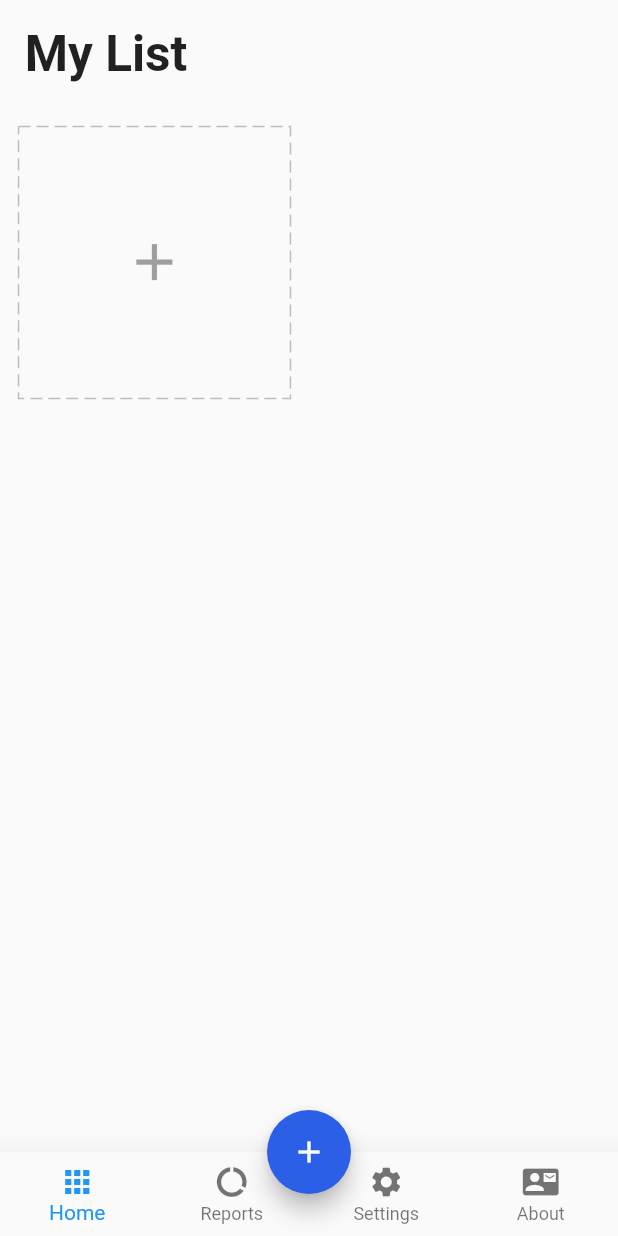
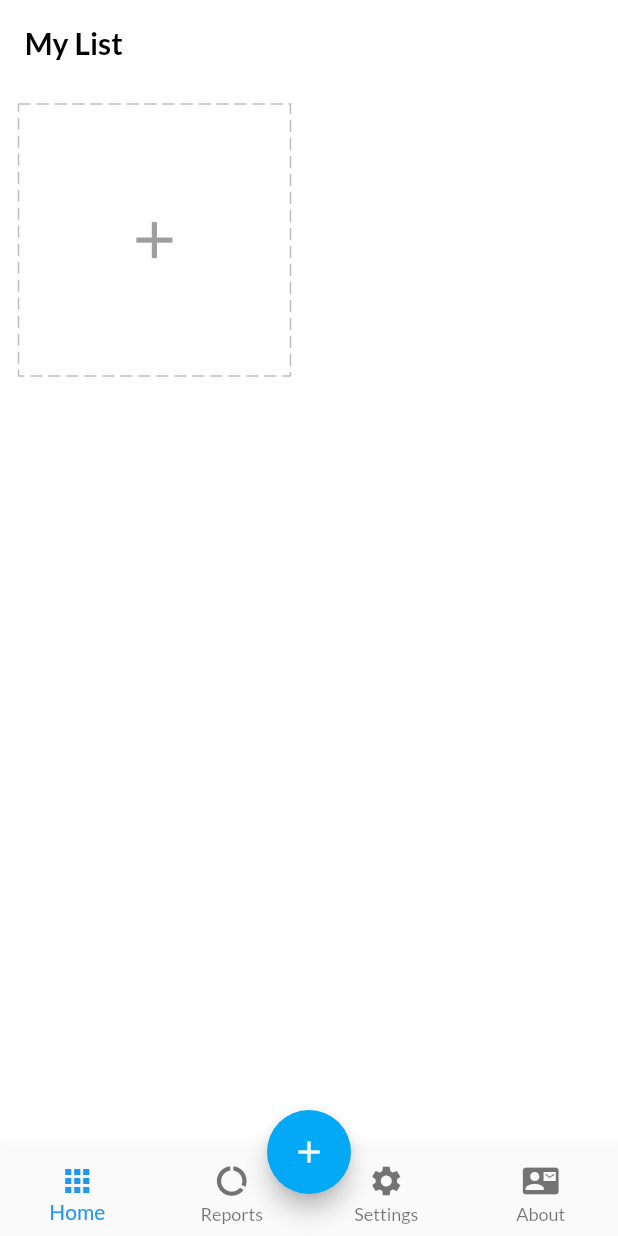
Before and after one commit to avrpic8/Flutter-ToDo, a Flutter app: the screen it shows after launch, on a phone screen of 412 x 824 dp. Run offline on Flutter 3.47's test engine with Material 2 defaults, Android fonts, the phone set to English and light mode, and no system bars; drawn by our look-alikes of dotted_border; our stand-ins replace equatable, flutter_easyloading, get, get_storage, google_fonts, step_progress_indicator.

Commit message:
translate app complete

```diff
--- a/lib/app/core/util/messages.dart
+++ b/lib/app/core/util/messages.dart
@@ -56,6 +56,7 @@ class Messages extends Translations {
           'new_task': 'New Task',
           'add_to': 'Add to',
           'press_back_again_to_exit': 'Press back again to exit',
+          'type_your_todo': 'Type your todo'
         },
         'fa': {
           'my_list': 'لیست من',
@@ -110,6 +111,7 @@ class Messages extends Translations {
           'new_task': 'برنامه جدید',
           'add_to': 'به کدام دسته اضافه شود',
           'press_back_again_to_exit': 'کلید بازگشت را یک باره دیگر فشار دهید',
+          'type_your_todo': 'برنامه خود را بنویسید'
         }
   };
 }
--- /dev/null
+++ b/lib/app/core/values/app_theme.dart
@@ -0,0 +1,113 @@
+import 'package:flutter/material.dart';
+import 'package:google_fonts/google_fonts.dart';
+
+class MyAppTheme {
+  static const String FA_PRIMARY_FONT = "Iransanse";
+  final Color primaryColor;
+  final Color primaryTextColor;
+  final Color secondryTextColor;
+  final Color surfaceColor;
+  final Color backGroundColor;
+  final Color appBarColor;
+  final Brightness brightness;
+  final shadow;
+  final cardColor;
+  final settingCaptionColor;
+
+  MyAppTheme.dark()
+      : primaryTextColor = Colors.white60,
+        primaryColor = Colors.pink.shade400,
+        secondryTextColor = Colors.white70,
+        surfaceColor = Color(0x0dffffff),
+        backGroundColor = Color.fromARGB(255, 30, 30, 30),
+        appBarColor = Colors.black,
+        brightness = Brightness.dark,
+        shadow = Color(0x0dffffff),
+        cardColor = Color(0x0dffffff),
+        settingCaptionColor = Colors.white70 {
+    print('dark theme');
+  }
+
+  MyAppTheme.light()
+      : primaryTextColor = Colors.black,
+        primaryColor = Colors.lightBlue,
+        secondryTextColor = Colors.grey.shade900.withOpacity(0.8),
+        surfaceColor = Color(0x0d000000),
+        backGroundColor = Colors.white,
+        appBarColor = Color.fromARGB(255, 235, 235, 235),
+        brightness = Brightness.light,
+        shadow = Color(0x0d000000),
+        cardColor = Colors.white30,
+        settingCaptionColor = Color(0x0dffffff) {
+    print('light theme');
+  }
+
+  ThemeData getTheme(String languageCode) {
+    print(languageCode);
+    return ThemeData(
+      primarySwatch: Colors.blue,
+      primaryColor: primaryColor,
+      brightness: brightness,
+      dividerColor: surfaceColor,
+      scaffoldBackgroundColor: backGroundColor,
+      cardColor: cardColor,
+      appBarTheme: AppBarTheme(
+        elevation: 0,
+        backgroundColor: appBarColor,
+        foregroundColor: primaryTextColor,
+      ),
+      backgroundColor: shadow,
+      textTheme: languageCode == 'en' ? enPrimaryFont : faPrimaryFont,
+      inputDecorationTheme: InputDecorationTheme(
+        border: OutlineInputBorder(
+          borderRadius: BorderRadius.circular(8),
+          borderSide: BorderSide.none,
+        ),
+        filled: true,
+        fillColor: surfaceColor,
+      ),
+      elevatedButtonTheme: ElevatedButtonThemeData(
+        style: ButtonStyle(
+            backgroundColor: MaterialStateProperty.all(Colors.pink.shade300)),
+      ),
+    );
+  }
+
+  TextTheme get enPrimaryFont => GoogleFonts.latoTextTheme(
+        TextTheme(
+          bodyText2: TextStyle(fontSize: 15, color: primaryTextColor),
+          bodyText1: TextStyle(fontSize: 13, color: secondryTextColor),
+          headline6:
+              TextStyle(fontSize: 20, fontWeight: FontWeight.bold, color: primaryTextColor),
+          subtitle1: TextStyle(
+            fontSize: 16,
+            fontWeight: FontWeight.bold,
+            color: primaryColor,
+          ),
+          caption: TextStyle(color: primaryTextColor)
+        ),
+      );
+
+  TextTheme get faPrimaryFont => TextTheme(
+        bodyText2: TextStyle(
+            fontSize: 15, color: primaryTextColor, fontFamily: FA_PRIMARY_FONT),
+        bodyText1: TextStyle(
+            fontSize: 12,
+            color: secondryTextColor,
+            fontFamily: FA_PRIMARY_FONT),
+        caption: TextStyle(
+          fontSize: 12,
+          fontFamily: FA_PRIMARY_FONT,
+        ),
+        headline6: TextStyle(
+            fontSize: 20,
+            fontWeight: FontWeight.w400,
+            color: primaryTextColor,
+            fontFamily: FA_PRIMARY_FONT),
+        subtitle1: TextStyle(
+            fontSize: 14,
+            fontWeight: FontWeight.bold,
+            color: primaryColor,
+            fontFamily: FA_PRIMARY_FONT),
+      );
+}
--- a/lib/app/module/home/home_view.dart
+++ b/lib/app/module/home/home_view.dart
@@ -21,9 +21,11 @@ class HomePage extends GetView<HomeController> {
 
   HomePage({Key? key}) : super(key: key);
 
-  //late DateTime? currentBackPressTime;
   @override
   Widget build(BuildContext context) {
+    final theme = Theme.of(context);
+    final txtTheme = Theme.of(context).textTheme;
+
     return WillPopScope(
       onWillPop: () => controller.onWillPop(),
       child: Scaffold(
@@ -38,8 +40,7 @@ class HomePage extends GetView<HomeController> {
                       padding: EdgeInsets.all(4.0.wp),
                       child: Text(
                         'my_list'.tr,
-                        style: TextStyle(
-                            fontSize: 24.0.sp, fontWeight: FontWeight.bold),
+                        style: txtTheme.headline6,
                       ),
                     ),
                     Obx(
@@ -64,7 +65,7 @@ class HomePage extends GetView<HomeController> {
                             ),
                           )
                               .toList(),
-                          AddCard()
+                          AddCard(),
                         ],
                       ),
                     )
@@ -80,7 +81,7 @@ class HomePage extends GetView<HomeController> {
           builder: (_, __, ___) {
             return Obx(
               () => FloatingActionButton(
-                backgroundColor: controller.deleting.value ? Colors.red : blue,
+                backgroundColor: controller.deleting.value ? Colors.red : theme.primaryColor,
                 onPressed: () {
                   if (controller.tasks.isNotEmpty) {
                     Get.to(() => AddDialog(), transition: Transition.downToUp);
@@ -101,9 +102,9 @@ class HomePage extends GetView<HomeController> {
         ),
         floatingActionButtonLocation: FloatingActionButtonLocation.centerDocked,
         bottomNavigationBar: Theme(
-          data: Theme.of(context).copyWith(
-            splashColor: Colors.transparent,
-            highlightColor: Colors.transparent,
+          data: theme.copyWith(
+            //splashColor: Colors.transparent,
+            //highlightColor: Colors.transparent,
           ),
           child: Obx(
             () => BottomNavigationBar(
--- a/lib/app/module/home/widgets/add_card.dart
+++ b/lib/app/module/home/widgets/add_card.dart
@@ -15,6 +15,7 @@ class AddCard extends StatelessWidget {
 
   @override
   Widget build(BuildContext context) {
+    final theme = Theme.of(context).textTheme;
     final icons = getIcons();
     var squaeWidth = Get.width - 12.0.wp;
     return Container(
@@ -27,6 +28,7 @@ class AddCard extends StatelessWidget {
             titlePadding: EdgeInsets.symmetric(vertical: 5.0.wp),
             radius: 5,
             title: 'task_type'.tr,
+            titleStyle: theme.headline6,
             content: Form(
               key: homeCtr.formKey,
               child: Column(
@@ -97,7 +99,7 @@ class AddCard extends StatelessWidget {
                             : EasyLoading.showError('duplicated'.tr);
                       }
                     },
-                    child: Text('confirm'.tr),
+                    child: Text('confirm'.tr, style: theme.bodyText2?.copyWith(color: Colors.white),),
                   ),
                 ],
               ),
--- a/lib/main.dart
+++ b/lib/main.dart
@@ -3,6 +3,7 @@ import 'package:flutter_easyloading/flutter_easyloading.dart';
 import 'package:get/get.dart';
 import 'package:get_storage/get_storage.dart';
 import 'package:to_do/app/core/util/messages.dart';
+import 'package:to_do/app/core/values/app_theme.dart';
 import 'package:to_do/app/data/providers/task/settings_provider.dart';
 import 'package:to_do/app/data/services/storage/services.dart';
 import 'package:to_do/app/module/home/home_binding.dart';
@@ -10,6 +11,7 @@ import 'package:to_do/app/module/home/home_view.dart';
 import 'package:to_do/app/module/report/report_binding.dart';
 import 'package:to_do/app/module/report/report_view.dart';
 import 'package:to_do/app/module/settings/settings_controller.dart';
+
 import 'app/module/splash/splash_view.dart';
 
 void main() async {
@@ -33,7 +35,7 @@ class MyApp extends StatelessWidget {
       translations: Messages(),
       locale: setCtr.settings.lan == 'en' ? Locale('en') : Locale('fa'),
       initialBinding: HomeBinding(),
-      home:  setCtr.settings.splash ? SplashPage() : HomePage(),
+      home: setCtr.settings.splash ? SplashPage() : HomePage(),
       getPages: [
         GetPage(
           name: '/',
@@ -46,7 +48,9 @@ class MyApp extends StatelessWidget {
           binding: ReportBinding(),
         ),
       ],
-      theme: setCtr.settings.isDark ? ThemeData.dark() : ThemeData.light(),
+      theme: setCtr.settings.isDark
+          ? MyAppTheme.dark().getTheme(setCtr.settings.lan)
+          : MyAppTheme.light().getTheme(setCtr.settings.lan),
       builder: EasyLoading.init(),
     );
   }
```
Also changed, not shown: lib/app/module/details/details_view.dart (+7 -3 lines), lib/app/module/home/widgets/add_dialog.dart (+11 -9 lines), lib/app/module/home/widgets/task_card.dart (+15 -11 lines), lib/app/module/password/password_view.dart (+5 -2 lines), lib/app/module/report/report_view.dart (+11 -20 lines), lib/app/module/settings/settings_controller.dart (+8 -2 lines), lib/app/module/settings/settings_view.dart (+13 -43 lines), lib/app/module/settings/widgets/SingleRowSetting.dart (+4 -4 lines), pubspec.yaml (+6 -5 lines), pubspec.lock.
